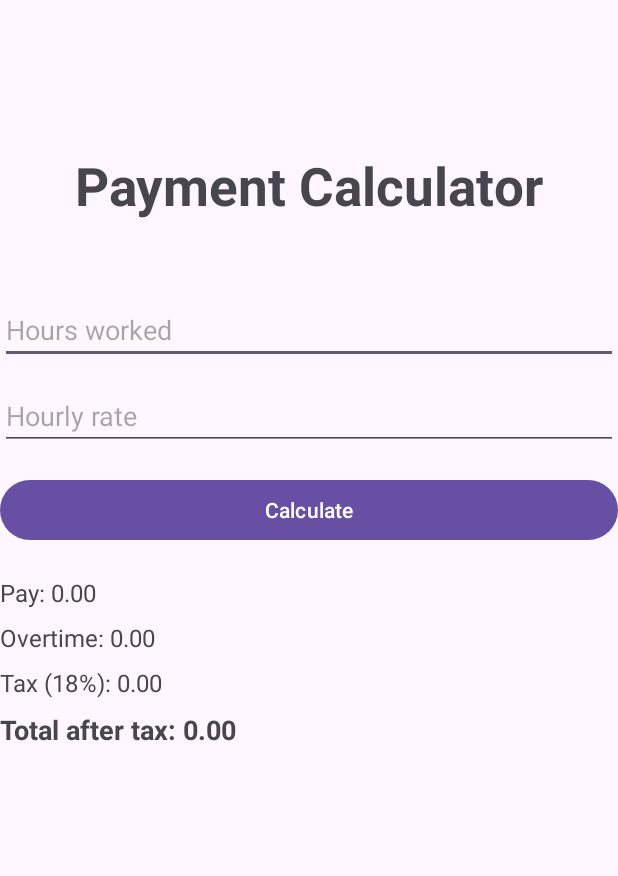
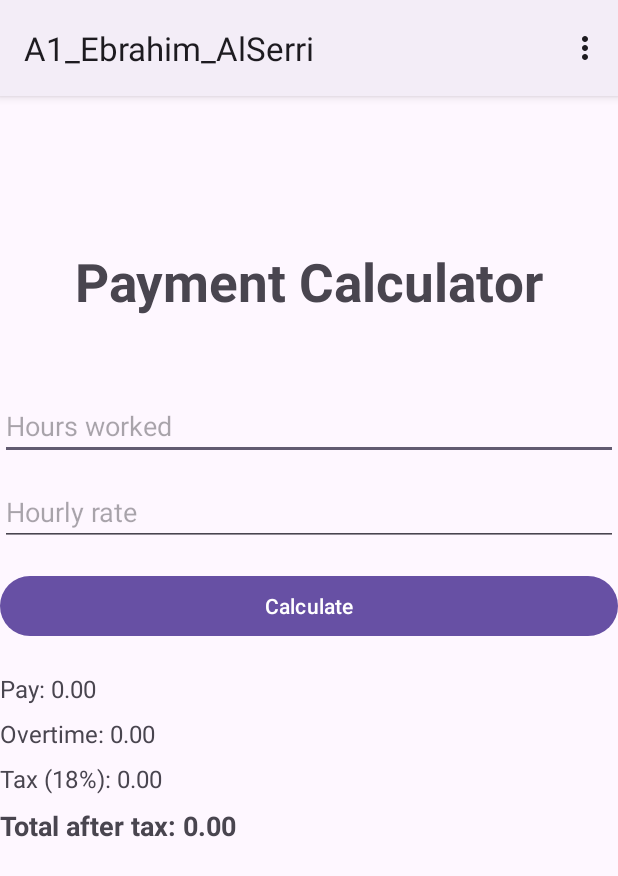
Before and after one commit to Ibrahimdur1989/A1_Ebrahim_AlSerri, an Android app: the screen it shows after launch (MainActivity), on a phone screen of 412 x 824 dp. Shown: the top 876 px of the screen. Run offline under Robolectric (Android 15) with nearby library versions, the phone set to English and light mode, and no system bars.

Commit message:
Enable ActionBar

```diff
--- a/app/src/main/res/values/themes.xml
+++ b/app/src/main/res/values/themes.xml
@@ -1,6 +1,6 @@
 <resources xmlns:tools="http://schemas.android.com/tools">
     <!-- Base application theme. -->
-    <style name="Base.Theme.A1_Ebrahim_AlSerri" parent="Theme.Material3.DayNight.NoActionBar">
+    <style name="Base.Theme.A1_Ebrahim_AlSerri" parent="Theme.Material3.DayNight">
         <!-- Customize your light theme here. -->
         <!-- <item name="colorPrimary">@color/my_light_primary</item> -->
     </style>
```
